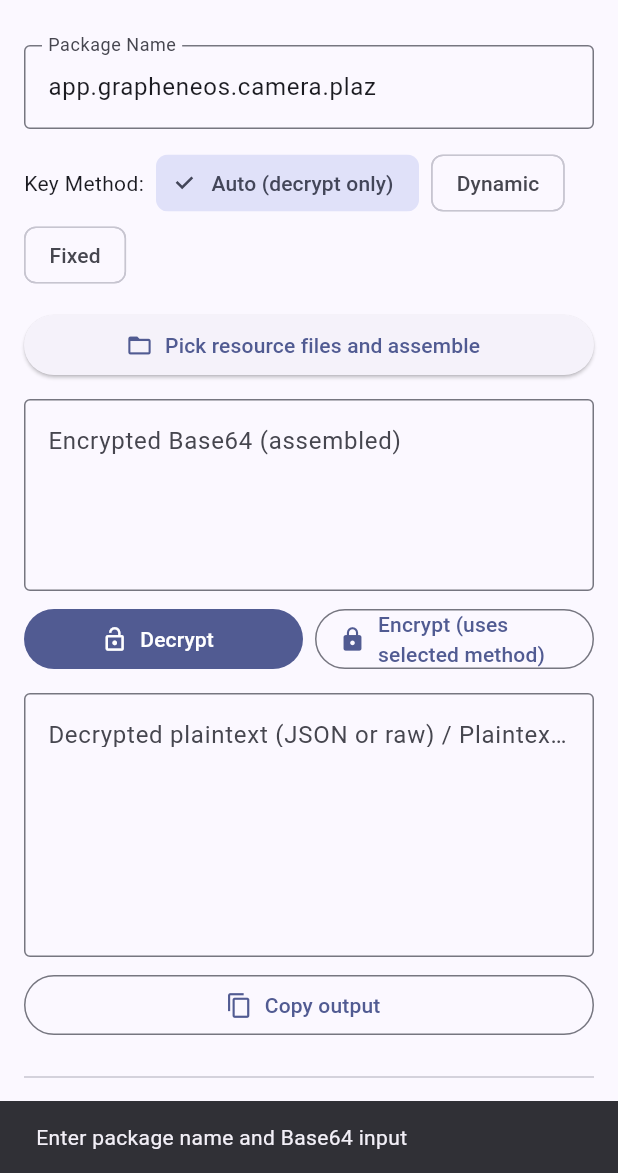
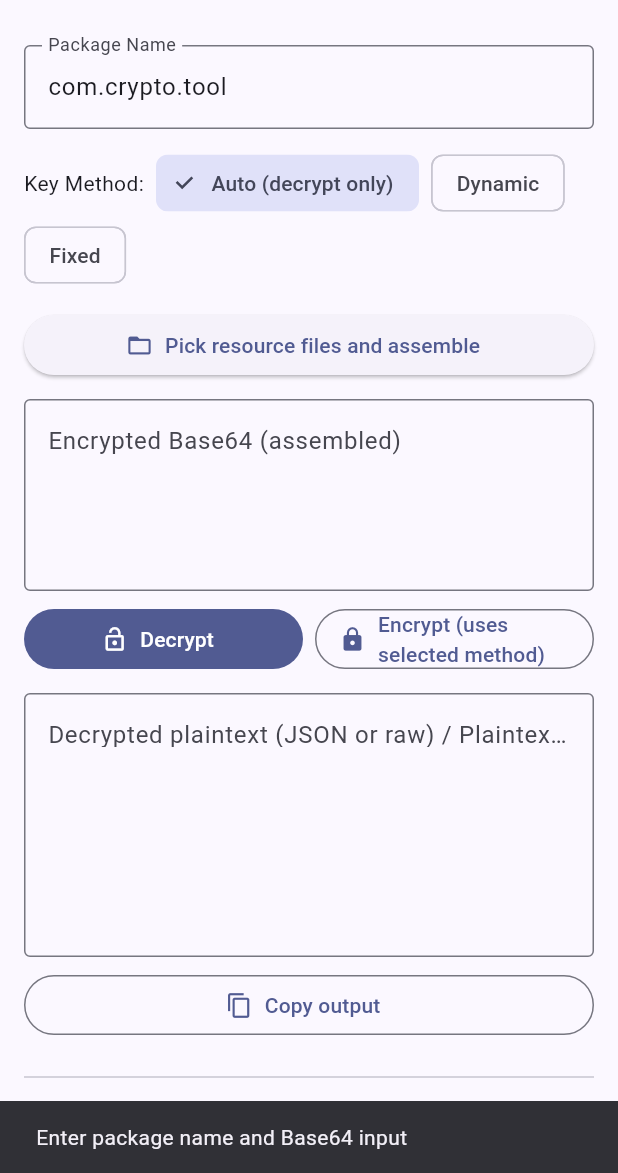
Before and after one commit to youcefkrm07/etto, a Flutter app: the screen it shows after launch, after a tap on "Decrypt", on a phone screen of 412 x 824 dp, the part 63-1236 px from its top. Run offline on Flutter 3.47's test engine with Material 3 defaults, Android fonts, the phone set to English and light mode, and no system bars; our stand-ins replace file_picker; missing offline and left inert: encrypt.

Commit message:
feat: change package name and add auto-save
- Changes the package name to `com.crypto.tool`.
- Implements a feature to automatically save decrypted settings to a `cloneSettings.json` file in the same directory as the input file.

```diff
--- a/lib/main.dart
+++ b/lib/main.dart
@@ -1,5 +1,5 @@
 import 'dart:convert';
-import 'dart:io' show File;
+import 'dart:io' show File, Platform;
 
 import 'package:crypto/crypto.dart' as crypto;
 import 'package:encrypt/encrypt.dart' as enc;
@@ -46,7 +46,7 @@ class _CryptoHomePageState extends State<CryptoHomePage> {
   static const String fixedKeyString = "UYGy723!Po-efjve"; // 16 chars
 
   final TextEditingController _packageController =
-      TextEditingController(text: "app.grapheneos.camera.plaz");
+      TextEditingController(text: "com.crypto.tool");
   final TextEditingController _inputController = TextEditingController();
   final TextEditingController _outputController = TextEditingController();
 
@@ -125,10 +125,24 @@ class _CryptoHomePageState extends State<CryptoHomePage> {
         final jsonObj = json.decode(result) as Object;
         final pretty = const JsonEncoder.withIndent('  ').convert(jsonObj);
         _outputController.text = pretty;
+        // Auto-save the decrypted settings
+        if (!kIsWeb && _selectedFiles.isNotEmpty) {
+          final firstFile = _selectedFiles.first;
+          if (firstFile.path != null) {
+            final dir = File(firstFile.path!).parent;
+            final saveFile = File('${dir.path}/cloneSettings.json');
+            await saveFile.writeAsString(pretty);
+            _snack('Decrypted and saved to ${saveFile.path}');
+          } else {
+            _snack('Decrypted successfully using $used');
+          }
+        } else {
+          _snack('Decrypted successfully using $used');
+        }
       } catch (_) {
         _outputController.text = result;
+        _snack('Decrypted successfully using $used');
       }
-      _snack('Decrypted successfully using $used');
     } catch (e) {
       if (kDebugMode) {
         debugPrint('Decrypt error: $e');
@@ -297,7 +311,7 @@ class _CryptoHomePageState extends State<CryptoHomePage> {
                 controller: _packageController,
                 decoration: const InputDecoration(
                   labelText: 'Package Name',
-                  hintText: 'e.g. app.grapheneos.camera.plaz',
+                  hintText: 'e.g. com.crypto.tool',
                   border: OutlineInputBorder(),
                 ),
               ),
```
Also changed, not shown: 3 other files.
